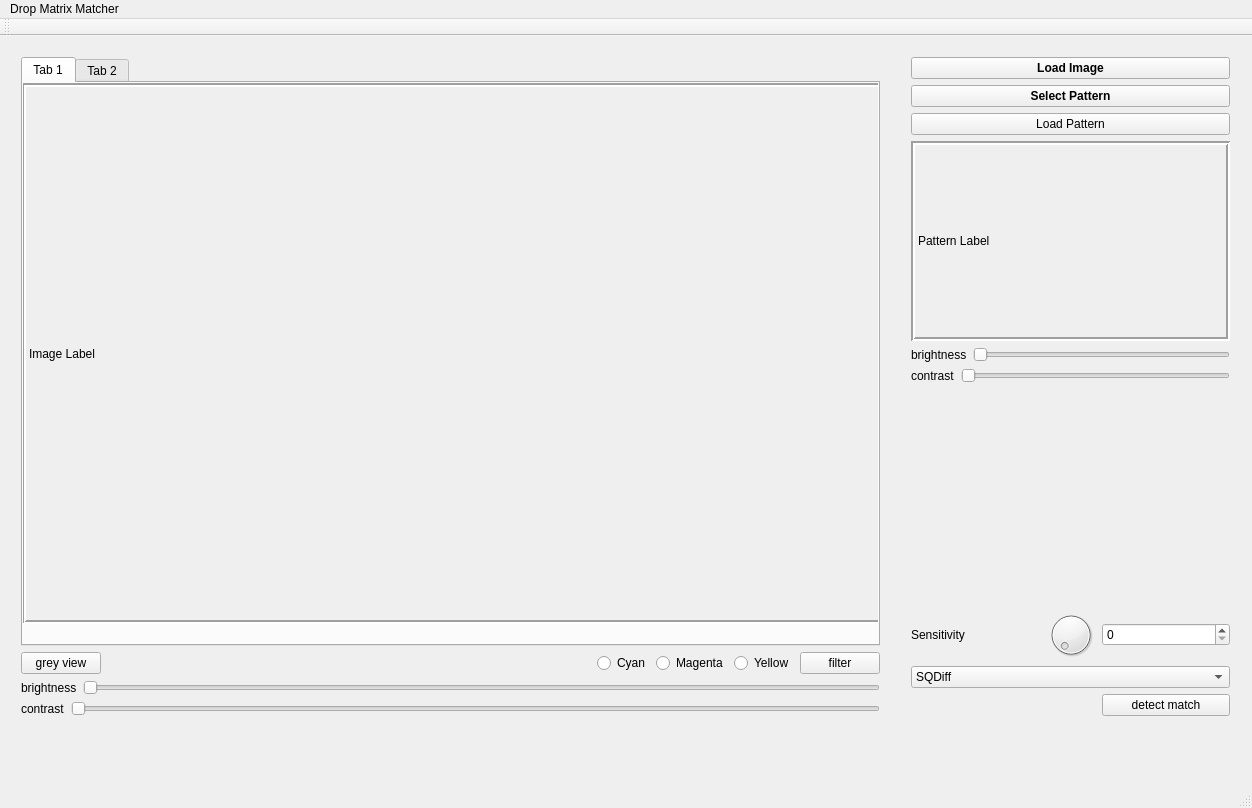
This is dropmatrixmatcher.ui in resa89/dropmatrixmatcher as Qt 5 draws it before an edit. The edited form follows.
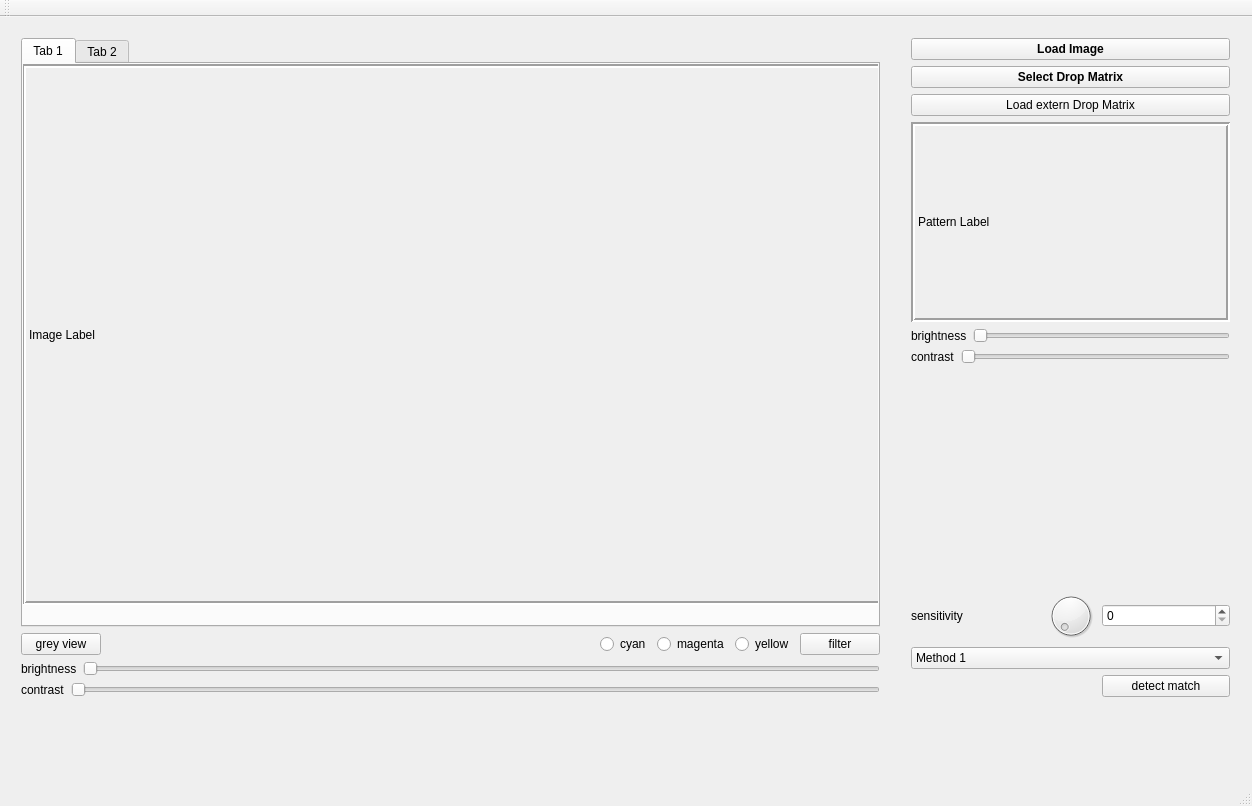
This is the edited form. Custom widgets are drawn as their Qt base class.

Commit message: Changed names for methods in GUI. Set default method. Add exception for match function if no pattern is selected.

Diff of the .ui file:
```diff
--- a/dropmatrixmatcher.ui
+++ b/dropmatrixmatcher.ui
@@ -60,7 +60,7 @@
           </font>
          </property>
          <property name="text">
-          <string>Select Pattern</string>
+          <string>Select Drop Matrix</string>
          </property>
         </widget>
        </item>
@@ -74,7 +74,7 @@
           </font>
          </property>
          <property name="text">
-          <string>Load Pattern</string>
+          <string>Load extern Drop Matrix</string>
          </property>
         </widget>
        </item>
@@ -170,7 +170,7 @@
        <item row="1" column="0">
         <widget class="QLabel" name="label">
          <property name="text">
-          <string>Sensitivity</string>
+          <string>sensitivity</string>
          </property>
         </widget>
        </item>
@@ -199,9 +199,12 @@
        </item>
        <item row="2" column="0" colspan="3">
         <widget class="QComboBox" name="comboBox">
+         <property name="currentText">
+          <string>Method 3 - normed</string>
+         </property>
          <item>
           <property name="text">
-           <string>SQDiff</string>
+           <string>Method 1</string>
           </property>
          </item>
          <item>
@@ -381,21 +384,21 @@
          <item>
           <widget class="QRadioButton" name="radioC">
            <property name="text">
-            <string>Cyan</string>
+            <string>cyan</string>
            </property>
           </widget>
          </item>
          <item>
           <widget class="QRadioButton" name="radioM">
            <property name="text">
-            <string>Magenta</string>
+            <string>magenta</string>
            </property>
           </widget>
          </item>
          <item>
           <widget class="QRadioButton" name="radioY">
            <property name="text">
-            <string>Yellow</string>
+            <string>yellow</string>
            </property>
           </widget>
          </item>
@@ -464,22 +467,6 @@
    </attribute>
   </widget>
   <widget class="QStatusBar" name="statusBar"/>
-  <widget class="QMenuBar" name="menuBar">
-   <property name="geometry">
-    <rect>
-     <x>0</x>
-     <y>0</y>
-     <width>1252</width>
-     <height>22</height>
-    </rect>
-   </property>
-   <widget class="QMenu" name="menuDrop_Matrix_Matcher">
-    <property name="title">
-     <string>Drop Matrix Matcher</string>
-    </property>
-   </widget>
-   <addaction name="menuDrop_Matrix_Matcher"/>
-  </widget>
  </widget>
  <layoutdefault spacing="6" margin="11"/>
  <customwidgets>
```
Left out of the diff: 16 changed lines with no effect on the pictures. The commit also changes 5 other files.
